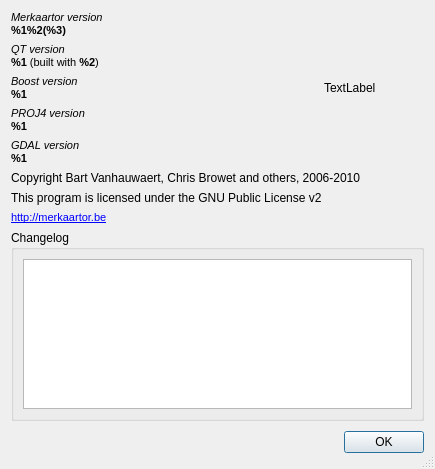
Before: the Qt Designer form src/AboutDialog.ui in openstreetmap/merkaartor, drawn with Qt 5.
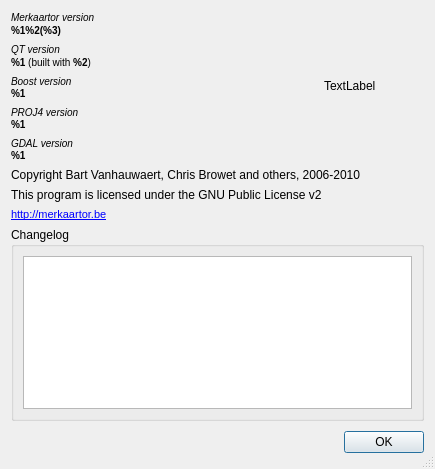
After: the same form once the commit is applied.

Commit message: FIX : make About dialog with readable font size on macosx (fixes #3138)

```diff
--- a/src/AboutDialog.ui
+++ b/src/AboutDialog.ui
@@ -30,9 +30,9 @@
           <string>&lt;!DOCTYPE HTML PUBLIC &quot;-//W3C//DTD HTML 4.0//EN&quot; &quot;http://www.w3.org/TR/REC-html40/strict.dtd&quot;&gt;
 &lt;html&gt;&lt;head&gt;&lt;meta name=&quot;qrichtext&quot; content=&quot;1&quot; /&gt;&lt;style type=&quot;text/css&quot;&gt;
 p, li { white-space: pre-wrap; }
-&lt;/style&gt;&lt;/head&gt;&lt;body style=&quot; font-family:'MS Shell Dlg 2'; font-size:8.25pt; font-weight:400; font-style:normal;&quot;&gt;
-&lt;p style=&quot; margin-top:0px; margin-bottom:0px; margin-left:0px; margin-right:0px; -qt-block-indent:0; text-indent:0px;&quot;&gt;&lt;span style=&quot; font-size:8pt; font-style:italic;&quot;&gt;Merkaartor version&lt;/span&gt;&lt;span style=&quot; font-size:8pt;&quot;&gt; &lt;/span&gt;&lt;/p&gt;
-&lt;p style=&quot; margin-top:0px; margin-bottom:0px; margin-left:0px; margin-right:0px; -qt-block-indent:0; text-indent:0px;&quot;&gt;&lt;span style=&quot; font-size:8pt; font-weight:600;&quot;&gt;%1%2(%3)&lt;/span&gt;&lt;/p&gt;&lt;/body&gt;&lt;/html&gt;</string>
+&lt;/style&gt;&lt;/head&gt;&lt;body style=&quot; font-size:small; font-weight:400; font-style:normal;&quot;&gt;
+&lt;p style=&quot; margin-top:0px; margin-bottom:0px; margin-left:0px; margin-right:0px; -qt-block-indent:0; text-indent:0px;&quot;&gt;&lt;span style=&quot; font-size:small; font-style:italic;&quot;&gt;Merkaartor version&lt;/span&gt;&lt;span style=&quot; font-size:8pt;&quot;&gt; &lt;/span&gt;&lt;/p&gt;
+&lt;p style=&quot; margin-top:0px; margin-bottom:0px; margin-left:0px; margin-right:0px; -qt-block-indent:0; text-indent:0px;&quot;&gt;&lt;span style=&quot; font-size:small; font-weight:600;&quot;&gt;%1%2(%3)&lt;/span&gt;&lt;/p&gt;&lt;/body&gt;&lt;/html&gt;</string>
          </property>
         </widget>
        </item>
@@ -42,9 +42,9 @@
           <string>&lt;!DOCTYPE HTML PUBLIC &quot;-//W3C//DTD HTML 4.0//EN&quot; &quot;http://www.w3.org/TR/REC-html40/strict.dtd&quot;&gt;
 &lt;html&gt;&lt;head&gt;&lt;meta name=&quot;qrichtext&quot; content=&quot;1&quot; /&gt;&lt;style type=&quot;text/css&quot;&gt;
 p, li { white-space: pre-wrap; }
-&lt;/style&gt;&lt;/head&gt;&lt;body style=&quot; font-family:'MS Shell Dlg 2'; font-size:8.25pt; font-weight:400; font-style:normal;&quot;&gt;
-&lt;p style=&quot; margin-top:0px; margin-bottom:0px; margin-left:0px; margin-right:0px; -qt-block-indent:0; text-indent:0px; font-size:8pt;&quot;&gt;&lt;span style=&quot; font-style:italic;&quot;&gt;QT version&lt;/span&gt; &lt;/p&gt;
-&lt;p style=&quot; margin-top:0px; margin-bottom:0px; margin-left:0px; margin-right:0px; -qt-block-indent:0; text-indent:0px; font-size:8pt;&quot;&gt;&lt;span style=&quot; font-weight:600;&quot;&gt;%1&lt;/span&gt; (built with &lt;span style=&quot; font-weight:600;&quot;&gt;%2&lt;/span&gt;)&lt;/p&gt;&lt;/body&gt;&lt;/html&gt;</string>
+&lt;/style&gt;&lt;/head&gt;&lt;body style=&quot; font-size:small; font-weight:400; font-style:normal;&quot;&gt;
+&lt;p style=&quot; margin-top:0px; margin-bottom:0px; margin-left:0px; margin-right:0px; -qt-block-indent:0; text-indent:0px; font-size:small;&quot;&gt;&lt;span style=&quot; font-style:italic;&quot;&gt;QT version&lt;/span&gt; &lt;/p&gt;
+&lt;p style=&quot; margin-top:0px; margin-bottom:0px; margin-left:0px; margin-right:0px; -qt-block-indent:0; text-indent:0px; font-size:small;&quot;&gt;&lt;span style=&quot; font-weight:600;&quot;&gt;%1&lt;/span&gt; (built with &lt;span style=&quot; font-weight:600;&quot;&gt;%2&lt;/span&gt;)&lt;/p&gt;&lt;/body&gt;&lt;/html&gt;</string>
          </property>
         </widget>
        </item>
@@ -54,7 +54,7 @@
           <string>&lt;!DOCTYPE HTML PUBLIC &quot;-//W3C//DTD HTML 4.0//EN&quot; &quot;http://www.w3.org/TR/REC-html40/strict.dtd&quot;&gt;
 &lt;html&gt;&lt;head&gt;&lt;meta name=&quot;qrichtext&quot; content=&quot;1&quot; /&gt;&lt;style type=&quot;text/css&quot;&gt;
 p, li { white-space: pre-wrap; }
-&lt;/style&gt;&lt;/head&gt;&lt;body style=&quot; font-family:'MS Shell Dlg 2'; font-size:8.25pt; font-weight:400; font-style:normal;&quot;&gt;
+&lt;/style&gt;&lt;/head&gt;&lt;body style=&quot; font-size:small; font-weight:400; font-style:normal;&quot;&gt;
 &lt;p style=&quot; margin-top:0px; margin-bottom:0px; margin-left:0px; margin-right:0px; -qt-block-indent:0; text-indent:0px;&quot;&gt;&lt;span style=&quot; font-style:italic;&quot;&gt;Boost version&lt;/span&gt;&lt;br /&gt;&lt;span style=&quot; font-weight:600;&quot;&gt;%1&lt;/span&gt;&lt;/p&gt;&lt;/body&gt;&lt;/html&gt;</string>
          </property>
         </widget>
@@ -65,8 +65,8 @@
           <string>&lt;!DOCTYPE HTML PUBLIC &quot;-//W3C//DTD HTML 4.0//EN&quot; &quot;http://www.w3.org/TR/REC-html40/strict.dtd&quot;&gt;
 &lt;html&gt;&lt;head&gt;&lt;meta name=&quot;qrichtext&quot; content=&quot;1&quot; /&gt;&lt;style type=&quot;text/css&quot;&gt;
 p, li { white-space: pre-wrap; }
-&lt;/style&gt;&lt;/head&gt;&lt;body style=&quot; font-family:'Sans'; font-size:10pt; font-weight:400; font-style:normal;&quot;&gt;
-&lt;p style=&quot; margin-top:0px; margin-bottom:0px; margin-left:0px; margin-right:0px; -qt-block-indent:0; text-indent:0px;&quot;&gt;&lt;span style=&quot; font-family:'MS Shell Dlg 2'; font-size:8pt; font-style:italic;&quot;&gt;PROJ4 version&lt;/span&gt;&lt;span style=&quot; font-family:'MS Shell Dlg 2'; font-size:8pt;&quot;&gt;&lt;br /&gt;&lt;/span&gt;&lt;span style=&quot; font-family:'MS Shell Dlg 2'; font-size:8pt; font-weight:600;&quot;&gt;%1&lt;/span&gt;&lt;/p&gt;&lt;/body&gt;&lt;/html&gt;</string>
+&lt;/style&gt;&lt;/head&gt;&lt;body style=&quot; font-size:small; font-weight:400; font-style:normal;&quot;&gt;
+&lt;p style=&quot; margin-top:0px; margin-bottom:0px; margin-left:0px; margin-right:0px; -qt-block-indent:0; text-indent:0px;&quot;&gt;&lt;span style=&quot; font-style:italic;&quot;&gt;PROJ4 version&lt;/span&gt;&lt;br /&gt;&lt;span style=&quot; font-weight:600;&quot;&gt;%1&lt;/span&gt;&lt;/p&gt;&lt;/body&gt;&lt;/html&gt;</string>
          </property>
         </widget>
        </item>
@@ -76,8 +76,8 @@
           <string>&lt;!DOCTYPE HTML PUBLIC &quot;-//W3C//DTD HTML 4.0//EN&quot; &quot;http://www.w3.org/TR/REC-html40/strict.dtd&quot;&gt;
 &lt;html&gt;&lt;head&gt;&lt;meta name=&quot;qrichtext&quot; content=&quot;1&quot; /&gt;&lt;style type=&quot;text/css&quot;&gt;
 p, li { white-space: pre-wrap; }
-&lt;/style&gt;&lt;/head&gt;&lt;body style=&quot; font-family:'Sans'; font-size:10pt; font-weight:400; font-style:normal;&quot;&gt;
-&lt;p style=&quot; margin-top:0px; margin-bottom:0px; margin-left:0px; margin-right:0px; -qt-block-indent:0; text-indent:0px;&quot;&gt;&lt;span style=&quot; font-family:'MS Shell Dlg 2'; font-size:8pt; font-style:italic;&quot;&gt;GDAL version&lt;/span&gt;&lt;span style=&quot; font-family:'MS Shell Dlg 2'; font-size:8pt;&quot;&gt;&lt;br /&gt;&lt;/span&gt;&lt;span style=&quot; font-family:'MS Shell Dlg 2'; font-size:8pt; font-weight:600;&quot;&gt;%1&lt;/span&gt;&lt;/p&gt;&lt;/body&gt;&lt;/html&gt;</string>
+&lt;/style&gt;&lt;/head&gt;&lt;body style=&quot; font-size:small; font-weight:400; font-style:normal;&quot;&gt;
+&lt;p style=&quot; margin-top:0px; margin-bottom:0px; margin-left:0px; margin-right:0px; -qt-block-indent:0; text-indent:0px;&quot;&gt;&lt;span style=&quot; font-style:italic;&quot;&gt;GDAL version&lt;/span&gt;&lt;br /&gt;&lt;span style=&quot; font-weight:600;&quot;&gt;%1&lt;/span&gt;&lt;/p&gt;&lt;/body&gt;&lt;/html&gt;</string>
          </property>
         </widget>
        </item>
```
